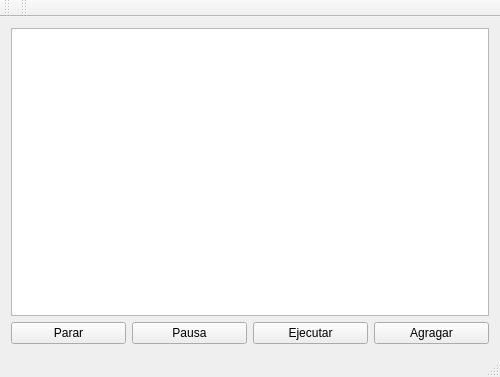
Before: the Qt Designer form Tyapu-gui/mainwindow.ui in Malguzt/Tyapu, drawn with Qt 5.
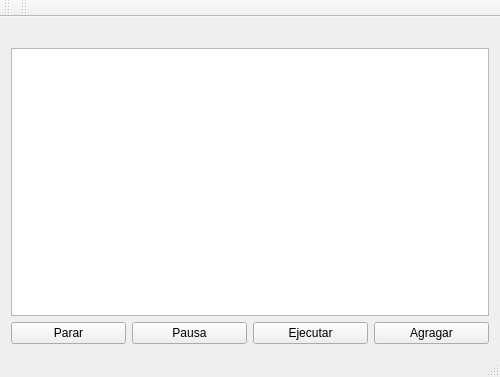
After: the same form once the commit is applied.

```diff
--- a/Tyapu-gui/mainwindow.ui
+++ b/Tyapu-gui/mainwindow.ui
@@ -15,6 +15,13 @@
   </property>
   <widget class="QWidget" name="centralWidget">
    <layout class="QVBoxLayout" name="verticalLayout_3">
+    <item>
+     <widget class="QLabel" name="messages">
+      <property name="text">
+       <string/>
+      </property>
+     </widget>
+    </item>
     <item>
      <widget class="QListWidget" name="playlist"/>
     </item>
```
